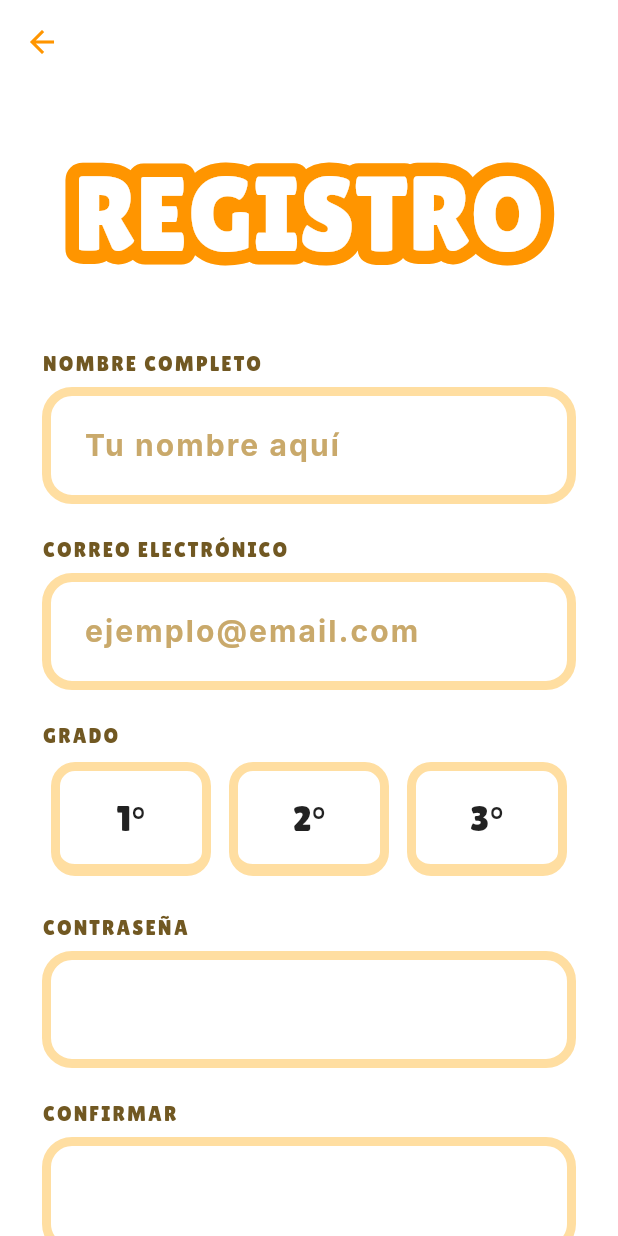
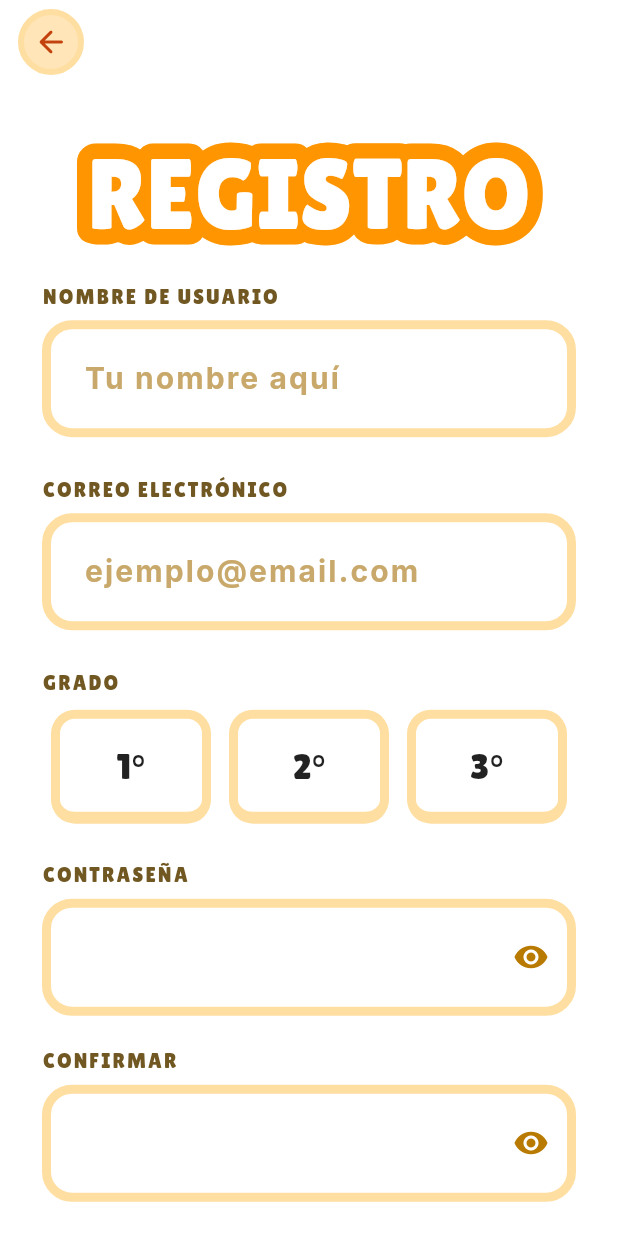
Before and after one commit to Lakypayiui/TT1, a Flutter app: the RegisterScreen screen opened directly, on a phone screen of 412 x 824 dp. Run offline on Flutter 3.47's test engine with Material 3 defaults, Android fonts, the phone set to English and light mode, and no system bars; our stand-ins replace flutter_markdown, google_fonts, lottie, sqflite; missing offline and left inert: llamadart; accounts and stored records are empty.

Commit message:
feat: implement custom back button, enhance login and registration screens with responsive design, and add database helper for student management

```diff
--- a/chat_v1/lib/screens/register_screen.dart
+++ b/chat_v1/lib/screens/register_screen.dart
@@ -1,4 +1,6 @@
+import 'package:chat_v1/data/database_helper.dart';
 import 'package:chat_v1/screens/login_screen.dart';
+import 'package:chat_v1/widgets/custom_back_button.dart';
 import 'package:chat_v1/widgets/custom_choice_chip.dart';
 import 'package:chat_v1/widgets/custom_stroked_text.dart';
 import 'package:chat_v1/widgets/custom_text_form_field.dart';
@@ -20,20 +22,30 @@ class _RegisterScreenState extends State<RegisterScreen> {
   final _passCtrl = TextEditingController();
   final _confirmCtrl = TextEditingController();
 
+
+
   String? _selectedGrade;
 
   bool get _passwordsMatch => _passCtrl.text == _confirmCtrl.text;
 
   @override
   Widget build(BuildContext context) {
+    final size = MediaQuery.of(context).size;
+    final height = size.height;
+    final width = size.width;
+
     return Scaffold(
       backgroundColor: Colors.white,
       appBar: AppBar(
-        leading: IconButton(
-          icon: const Icon(Icons.arrow_back, color: Color(0xFFFF9500)),
-          onPressed: () => Navigator.pop(context),
+        leading: Padding(
+          padding: const EdgeInsets.only(left: 12),
+          child: CustomBackButton(
+            onPressed: () {
+              Navigator.pop(context);
+            },
+          ),
         ),
-        backgroundColor: Colors.white,
+        backgroundColor: Colors.transparent,
         elevation: 0,
       ),
       body: SingleChildScrollView(
@@ -43,24 +55,24 @@ class _RegisterScreenState extends State<RegisterScreen> {
           child: Column(
             crossAxisAlignment: CrossAxisAlignment.stretch,
             children: [
-              const SizedBox(height: 20),
+              SizedBox(height: height * 0.03),
               CustomStrokedText(
                 text: "REGISTRO",
-                fontSize: 70,
+                fontSize: width * 0.16, // escala con pantalla
                 strokeColor: const Color(0xFFFF9500),
-                strokeWidth: 18,
+                strokeWidth: width * 0.05, // escala con pantalla
                 fillColor: Colors.white,
                 textAlign: TextAlign.center,
               ),
-              const SizedBox(height: 40),
+              SizedBox(height: height * 0.03),
               CustomTextFormField(
                 controller: _nameCtrl,
-                labelText: "Nombre completo",
+                labelText: "Nombre de usuario",
                 hintText: "Tu nombre aquí",
                 textCapitalization: TextCapitalization.words,
                 validator: (v) => v?.trim().isEmpty ?? true ? "Campo requerido" : null,
               ),
-              const SizedBox(height: 20),
+              SizedBox(height: height * 0.03),
 
               CustomTextFormField(
                 controller: _emailCtrl,
@@ -73,7 +85,7 @@ class _RegisterScreenState extends State<RegisterScreen> {
                   return null;
                 },
               ),
-              const SizedBox(height: 20),
+              SizedBox(height: height * 0.03),
 
               Text(
                 "GRADO",
@@ -84,7 +96,7 @@ class _RegisterScreenState extends State<RegisterScreen> {
                   letterSpacing: 1.4,
                 ),
               ),
-              const SizedBox(height: 8),
+              SizedBox(height: height * 0.01),
               Row(
                 children: ["1°", "2°", "3°"].map((grado) {
                   return Expanded(
@@ -133,12 +145,20 @@ class _RegisterScreenState extends State<RegisterScreen> {
 
               CustomOrangeButton(
                 text: "REGISTRARSE",
-                onPressed: () {
+                onPressed: () async {
                   if (_formKey.currentState!.validate() && _selectedGrade != null) {
-                    // Aquí iría la lógica de registro (por ahora solo pop)
+
+                    await DatabaseHelper.instance.insertStudent(
+                      name: _nameCtrl.text.trim(),
+                      email: _emailCtrl.text.trim(),
+                      password: _passCtrl.text,
+                      grade: _selectedGrade!,
+                    );
+
                     ScaffoldMessenger.of(context).showSnackBar(
-                      const SnackBar(content: Text("¡Registro simulado exitoso!")),
+                      const SnackBar(content: Text("¡Registro exitoso!")),
                     );
+
                     Navigator.pop(context);
                   } else if (_selectedGrade == null) {
                     ScaffoldMessenger.of(context).showSnackBar(
--- a/chat_v1/lib/screens/welcome_screen.dart
+++ b/chat_v1/lib/screens/welcome_screen.dart
@@ -24,7 +24,7 @@ class WelcomeScreen extends StatelessWidget {
                 text: "BIENVENIDO",
                 fontSize: width * 0.16, // escala con pantalla
                 strokeColor: const Color(0xFFFF9500),
-                strokeWidth: width * 0.04,
+                strokeWidth: width * 0.05,
                 fillColor: Colors.white,
                 textAlign: TextAlign.center,
               ),
@@ -33,9 +33,7 @@ class WelcomeScreen extends StatelessWidget {
 
               CustomOrangeButton(
                 text: "INICIAR SESIÓN",
-                onPressed: () async {
-                  await Future.delayed(const Duration(milliseconds: 150)); // ajusta el tiempo
-
+                onPressed: () {
                   Navigator.push(
                     context,
                     MaterialPageRoute(builder: (_) => const LoginScreen()),
--- a/chat_v1/lib/widgets/custom_back_button.dart
+++ b/chat_v1/lib/widgets/custom_back_button.dart
@@ -13,8 +13,8 @@ class CustomBackButton extends StatelessWidget {
     this.onPressed,
     this.backgroundColor = const Color(0xFFFFE5B7),
     this.borderColor = const Color(0xFFFFDEA1),
-    this.iconColor = const Color(0xFFFF9500),
-    this.borderWidth = 2,
+    this.iconColor = const Color(0xFFC2410C),
+    this.borderWidth = 4,
     this.size = 48,
   });
 
@@ -34,7 +34,7 @@ class CustomBackButton extends StatelessWidget {
       child: IconButton(
         padding: EdgeInsets.zero,
         constraints: const BoxConstraints(),
-        icon: Icon(Icons.arrow_back, color: iconColor),
+        icon: Icon(Icons.arrow_back_rounded, color: iconColor, size: 24, weight: 700,),
         onPressed: onPressed ?? () => Navigator.pop(context),
       ),
     );
--- a/chat_v1/lib/widgets/custom_stroked_text.dart
+++ b/chat_v1/lib/widgets/custom_stroked_text.dart
@@ -35,6 +35,7 @@ class CustomStrokedText extends StatelessWidget {
           maxLines: maxLines,
           overflow: overflow,
           style: GoogleFonts.lilitaOne(
+            height: 1,
             fontSize: fontSize,
             foreground: Paint()
               ..style = PaintingStyle.stroke
@@ -51,6 +52,7 @@ class CustomStrokedText extends StatelessWidget {
           style: GoogleFonts.lilitaOne(
             fontSize: fontSize,
             color: fillColor,
+            height: 1,
           ),
         ),
       ],
--- a/chat_v1/lib/widgets/custom_text_form_field.dart
+++ b/chat_v1/lib/widgets/custom_text_form_field.dart
@@ -1,7 +1,8 @@
+import 'package:chat_v1/widgets/toggle_visibility_icon.dart';
 import 'package:flutter/material.dart';
 import 'package:google_fonts/google_fonts.dart';
 
-class CustomTextFormField extends StatelessWidget {
+class CustomTextFormField extends StatefulWidget {
   final TextEditingController? controller;
   final String labelText;
   final String? hintText;
@@ -28,13 +29,27 @@ class CustomTextFormField extends StatelessWidget {
   });
 
   @override
+  State<CustomTextFormField> createState() => _CustomTextFormFieldState();
+}
+
+class _CustomTextFormFieldState extends State<CustomTextFormField> {
+  late bool _obscure;
+
+  @override
+  void initState() {
+    super.initState();
+    _obscure = widget.obscureText;
+  }
+
+  @override
   Widget build(BuildContext context) {
+    final showEye = widget.obscureText;
+
     return Column(
       crossAxisAlignment: CrossAxisAlignment.start,
       children: [
-        // Etiqueta superior
         Text(
-          labelText.toUpperCase(),
+          widget.labelText.toUpperCase(),
           style: GoogleFonts.lilitaOne(
             fontWeight: FontWeight.normal,
             color: const Color(0xFF715822),
@@ -45,15 +60,14 @@ class CustomTextFormField extends StatelessWidget {
 
         const SizedBox(height: 6),
 
-        // Campo de texto
         TextFormField(
-          controller: controller,
-          focusNode: focusNode,
-          obscureText: obscureText,
-          keyboardType: keyboardType,
-          textCapitalization: textCapitalization,
-          onChanged: onChanged,
-          validator: validator,
+          controller: widget.controller,
+          focusNode: widget.focusNode,
+          obscureText: _obscure,
+          keyboardType: widget.keyboardType,
+          textCapitalization: widget.textCapitalization,
+          onChanged: widget.onChanged,
+          validator: widget.validator,
           style: GoogleFonts.inter(
             fontWeight: FontWeight.bold,
             fontSize: 20,
@@ -61,7 +75,7 @@ class CustomTextFormField extends StatelessWidget {
             color: const Color(0xFF5A3E1B),
           ),
           decoration: InputDecoration(
-            hintText: hintText,
+            hintText: widget.hintText,
             hintStyle: GoogleFonts.inter(
               fontWeight: FontWeight.bold,
               color: const Color(0xFFC9A96B),
@@ -103,7 +117,17 @@ class CustomTextFormField extends StatelessWidget {
                 width: 6,
               ),
             ),
-            suffixIcon: suffixIcon,
+
+            suffixIcon: showEye
+              ? ToggleVisibilityIcon(
+                  isObscured: _obscure,
+                  onChanged: (value) {
+                    setState(() {
+                      _obscure = value;
+                    });
+                  },
+                )
+              : widget.suffixIcon,
           ),
         ),
       ],
--- /dev/null
+++ b/chat_v1/lib/widgets/toggle_visibility_icon.dart
@@ -0,0 +1,122 @@
+import 'package:flutter/material.dart';
+
+class ToggleVisibilityIcon extends StatefulWidget {
+  final bool isObscured;
+  final ValueChanged<bool> onChanged;
+  final Color color;
+  final double rightPadding;
+
+  const ToggleVisibilityIcon({
+    super.key,
+    required this.isObscured,
+    required this.onChanged,
+    this.color = const Color(0xFFB87A00),
+    this.rightPadding = 12,
+  });
+
+  @override
+  State<ToggleVisibilityIcon> createState() => _ToggleVisibilityIconState();
+}
+
+class _ToggleVisibilityIconState extends State<ToggleVisibilityIcon>
+    with SingleTickerProviderStateMixin {
+  late bool _obscured;
+  late AnimationController _controller;
+
+  late Animation<double> _offsetAnim;
+  late Animation<double> _scaleAnim;
+
+  bool _isPressed = false;
+
+  @override
+  void initState() {
+    super.initState();
+    _obscured = widget.isObscured;
+
+    _controller = AnimationController(
+      vsync: this,
+      duration: const Duration(milliseconds: 180),
+    );
+
+    _offsetAnim = TweenSequence<double>([
+      TweenSequenceItem(
+        tween: Tween(begin: 0.0, end: -6.0)
+            .chain(CurveTween(curve: Curves.easeOut)),
+        weight: 50,
+      ),
+      TweenSequenceItem(
+        tween: Tween(begin: -6.0, end: 0.0)
+            .chain(CurveTween(curve: Curves.easeIn)),
+        weight: 50,
+      ),
+    ]).animate(_controller);
+
+    _scaleAnim = TweenSequence<double>([
+      TweenSequenceItem(
+        tween: Tween(begin: 1.0, end: 1.15)
+            .chain(CurveTween(curve: Curves.easeOut)),
+        weight: 50,
+      ),
+      TweenSequenceItem(
+        tween: Tween(begin: 1.15, end: 1.0)
+            .chain(CurveTween(curve: Curves.easeIn)),
+        weight: 50,
+      ),
+    ]).animate(_controller);
+  }
+
+  void _toggle() async {
+    setState(() {
+      _obscured = !_obscured;
+    });
+
+    widget.onChanged(_obscured);
+
+    await _controller.forward(from: 0);
+  }
+
+  @override
+  Widget build(BuildContext context) {
+    final darkerColor = widget.color.withOpacity(0.7);
+
+    return Padding(
+      padding: EdgeInsets.only(right: widget.rightPadding),
+      child: GestureDetector(
+        onTapDown: (_) => setState(() => _isPressed = true),
+        onTapUp: (_) => setState(() => _isPressed = false),
+        onTapCancel: () => setState(() => _isPressed = false),
+        onTap: _toggle,
+        child: AnimatedBuilder(
+          animation: _controller,
+          builder: (context, child) {
+            return Transform.translate(
+              offset: Offset(0, _offsetAnim.value),
+              child: Transform.scale(
+                scale: _scaleAnim.value,
+                child: child,
+              ),
+            );
+          },
+          child: Icon(
+            _obscured ? Icons.visibility : Icons.visibility_off,
+            color: _isPressed ? darkerColor : widget.color,
+          ),
+        ),
+      ),
+    );
+  }
+
+  @override
+  void didUpdateWidget(covariant ToggleVisibilityIcon oldWidget) {
+    super.didUpdateWidget(oldWidget);
+    if (oldWidget.isObscured != widget.isObscured) {
+      _obscured = widget.isObscured;
+    }
+  }
+
+  @override
+  void dispose() {
+    _controller.dispose();
+    super.dispose();
+  }
+}
```
Also changed, not shown: chat_v1/lib/data/database_helper.dart (added, +76 -0 lines), chat_v1/lib/screens/login_screen.dart (+23 -11 lines), chat_v1/lib/widgets/custom_choice_chip.dart (+16 -1 lines), chat_v1/pubspec.lock, 1 other file.
